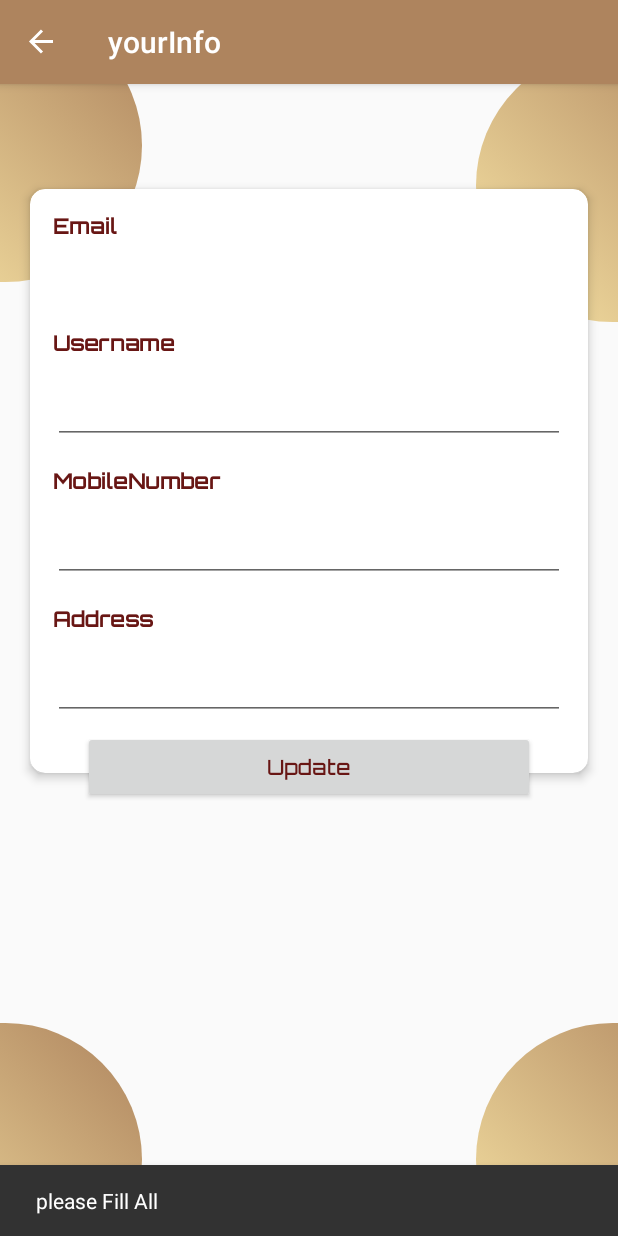
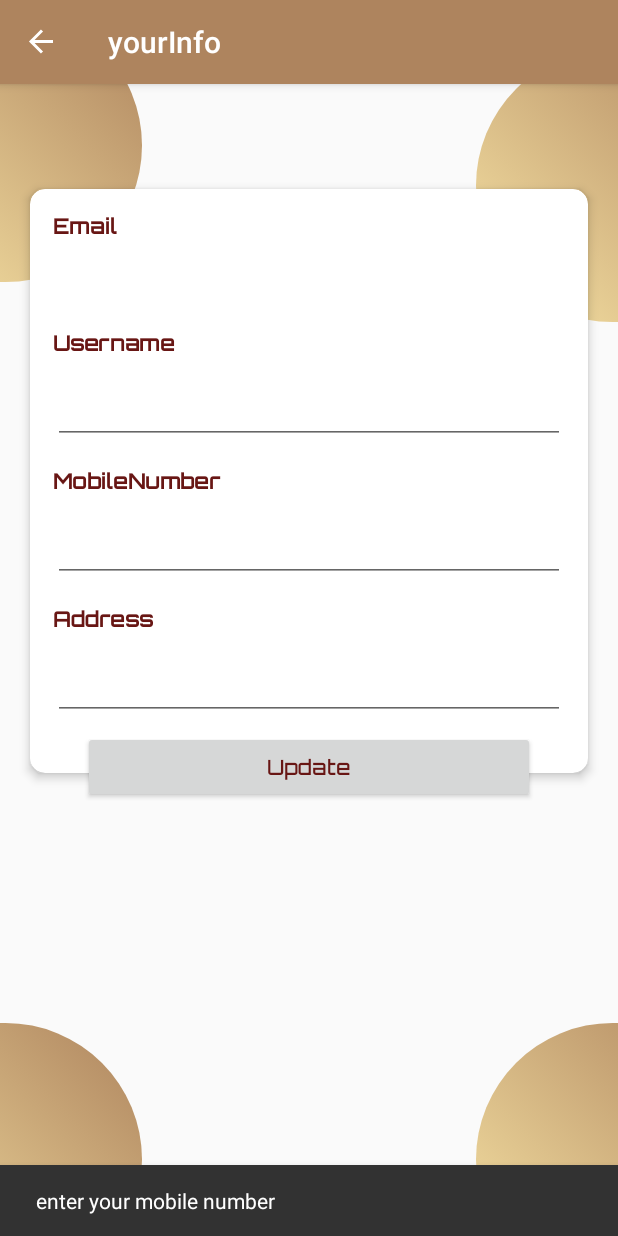
Before and after one commit to Rathnavel-Rat/IthuNammaVeedu, an Android app: the screen it shows after launch once a user with an empty profile is signed in (HomeActivity), after a tap on "Update", on a phone screen of 412 x 824 dp. Run offline under Robolectric (Android 15) with nearby library versions, the light colour scheme and no system bars; our stand-ins replace Firebase (no records; nobody signed in at launch, a user with empty details on screens opened directly), data binding, navigation-ui; 1 statement that could not run was skipped.

Commit message:
finalizing #1

```diff
--- a/app/src/main/java/com/example/ithunammaveedu/fragments/homefrag/Home.kt
+++ b/app/src/main/java/com/example/ithunammaveedu/fragments/homefrag/Home.kt
@@ -1,6 +1,8 @@
 package com.example.ithunammaveedu.fragments.homefrag
 
+import android.content.Context
 import android.content.Intent
+import android.content.SharedPreferences
 import android.graphics.Color
 import android.os.Build
 import android.os.Bundle
@@ -35,10 +37,12 @@ class Home : Fragment() {
     lateinit var viewModel: FragViewModel
     lateinit var viewPagerAdapter: ViewPagerAdapter
     var isfloatMenuOpen =false
+    lateinit var  sharedPreferences:SharedPreferences
     override fun onCreateView(inflater: LayoutInflater, container: ViewGroup?, savedInstanceState: Bundle?): View? {
         binding=DataBindingUtil.inflate(inflater, R.layout.fragment_home, container, false)
         viewModel=ViewModelProvider(requireActivity()).get(FragViewModel::class.java)
         viewPagerAdapter=ViewPagerAdapter(childFragmentManager, lifecycle, 0, emptyArray())
+        sharedPreferences = this.requireActivity().getSharedPreferences("INV.PrefrenceFile", Context.MODE_PRIVATE)
         binding.fabHandler=FabHandler()
         closeFabMenu()
         binding.lifecycleOwner=this
@@ -62,7 +66,7 @@ class Home : Fragment() {
 
         }
 
-        viewModel.foodHashMap.observe(this.requireActivity(), Observer { it ->
+        viewModel.foodHashMap.observeOnce(this.requireActivity(), Observer { it ->
             binding.progressBar.visibility = View.GONE
             viewPagerAdapter.dataChanged(it.keys.size, it.keys.toTypedArray())
             TabLayoutMediator(binding.tabLayout, binding.pager, TabLayoutMediator.TabConfigurationStrategy { tab, position ->
@@ -118,8 +122,10 @@ class Home : Fragment() {
                 val googleSignInClient = GoogleSignIn.getClient(this.requireActivity(), gso)
                 googleSignInClient.signOut()
                 auth.signOut()
+                sharedPreferences.edit().putBoolean("firstTime",false).commit()
                 startActivity(intent)
                 this.requireActivity().finish()
+
             }
             R.id.search -> this@Home.findNavController().navigate(HomeDirections.actionHome2ToSearchList(type = "search"))
         }
--- a/app/src/main/java/com/example/ithunammaveedu/fragments/yourinfofrag/yourInfo.kt
+++ b/app/src/main/java/com/example/ithunammaveedu/fragments/yourinfofrag/yourInfo.kt
@@ -8,11 +8,14 @@ import android.view.LayoutInflater
 import android.view.View
 import android.view.ViewGroup
 import android.view.WindowManager
+import android.widget.Toast
 import androidx.databinding.DataBindingUtil
 import androidx.lifecycle.ViewModelProvider
+import androidx.navigation.fragment.findNavController
 
 import com.example.ithunammaveedu.R
 import com.example.ithunammaveedu.databinding.FragmentYourInfoBinding
+import com.example.ithunammaveedu.fragments.homefrag.HomeDirections
 import com.google.android.material.snackbar.Snackbar
 
 class yourInfo : Fragment() {
@@ -31,8 +34,17 @@ class yourInfo : Fragment() {
         binding.viewModel=viewModel
 
         binding.saveUserInfo.setOnClickListener {
-            if(binding.name.text.toString().isEmpty() && binding.phonenumber.text.toString().isEmpty() && binding.address.text.toString().isEmpty() ){
-                Snackbar.make(this.requireView(),"please Fill All",Snackbar.LENGTH_SHORT).show()
+            if(binding.name.text.toString().trim().isEmpty() || binding.phonenumber.text.toString().trim().isEmpty() || binding.address.text.toString().trim().isEmpty() ){
+                try{
+                     binding.name.text.toString().toInt()
+                }
+                catch (e:Exception){
+                    Snackbar.make(this.requireView(),"enter",Snackbar.LENGTH_SHORT).show()
+                }
+                if( binding.phonenumber.text.toString().length != 10)
+                    Snackbar.make(this.requireView(),"enter your mobile number",Snackbar.LENGTH_SHORT).show()
+                else{
+                Snackbar.make(this.requireView(),"please Fill All",Snackbar.LENGTH_SHORT).show()}
             }
             else {
                 viewModel.updatedValue(
@@ -45,6 +57,9 @@ class yourInfo : Fragment() {
                 sharedPreferences.edit().putBoolean("firstTime",true).commit()
 
                 sharedPreferences.edit().putString("username",binding.name.text.toString()).commit()
+                Toast.makeText(this.requireActivity(),"details updated",Toast.LENGTH_SHORT).show()
+                this.findNavController().navigate(yourInfoDirections.actionYourInfoToHome2())
+
 
             }
         }
--- a/app/src/main/res/layout/fragment_cart.xml
+++ b/app/src/main/res/layout/fragment_cart.xml
@@ -38,8 +38,8 @@
 
         <ImageView
             android:id="@+id/imageView"
-            android:layout_width="235dp"
-            android:layout_height="183dp"
+            android:layout_width="200dp"
+            android:layout_height="150dp"
             android:layout_centerInParent="true"
             app:srcCompat="@drawable/ic_shopping_cart_black_24dp" />
 
@@ -48,7 +48,7 @@
             android:layout_width="195dp"
             android:fontFamily="@font/orbitron_medium"
             android:layout_below="@id/imageView"
-            android:layout_height="33dp"
+            android:layout_height="wrap_content"
             android:layout_centerInParent="true"
             android:layout_marginTop="12dp"
             android:layout_marginEnd="128dp"
--- a/app/src/main/res/layout/fragment_your_info.xml
+++ b/app/src/main/res/layout/fragment_your_info.xml
@@ -137,7 +137,7 @@
                             android:layout_marginLeft="15dp"
                             android:layout_marginRight="15dp"
                             android:drawablePadding="30dp"
-                            android:inputType="text"
+                            android:inputType="textPersonName"
                             android:fontFamily="@font/orbitron_medium"
                             android:padding="10dp"
                             android:text="@{viewModel.username}" />
--- a/app/src/main/res/navigation/navigation.xml
+++ b/app/src/main/res/navigation/navigation.xml
@@ -28,7 +28,11 @@
     <fragment
         android:id="@+id/yourInfo"
         android:name="com.example.ithunammaveedu.fragments.yourinfofrag.yourInfo"
-        android:label="yourInfo" />
+        android:label="yourInfo" >
+        <action
+            android:id="@+id/action_yourInfo_to_home2"
+            app:destination="@id/home2" />
+    </fragment>
     <fragment
         android:id="@+id/cart"
         android:name="com.example.ithunammaveedu.fragments.cartFrag.cart"
```
Also changed, not shown: app/src/main/res/layout/food_item_view.xml (+7 -7 lines).
